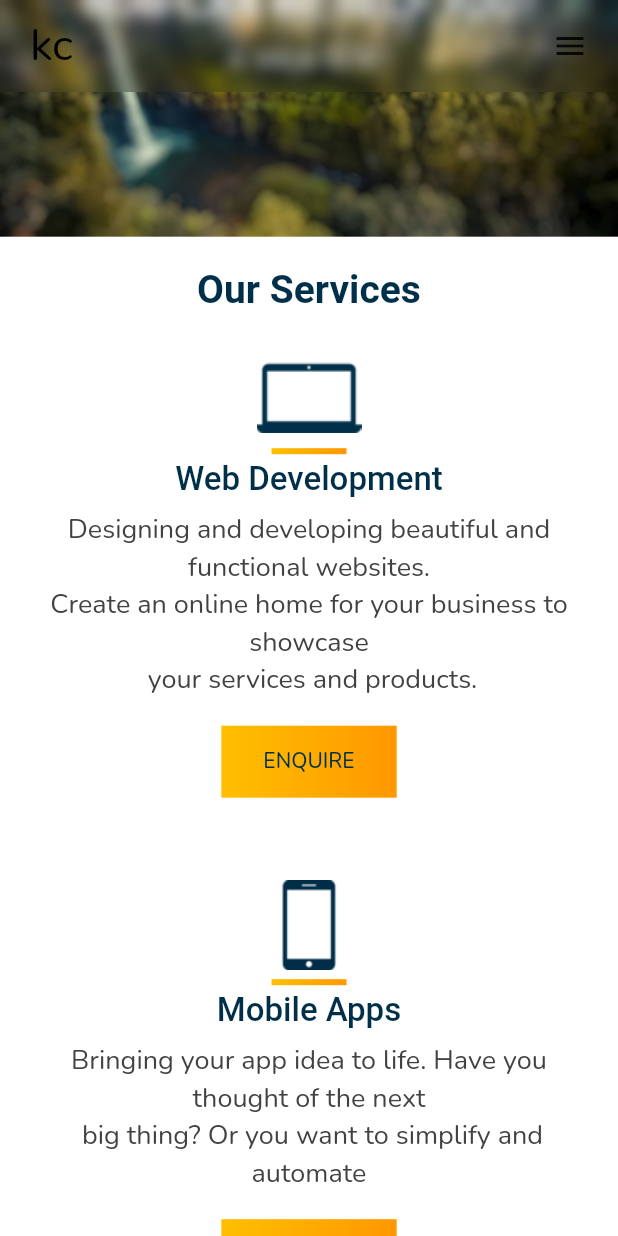
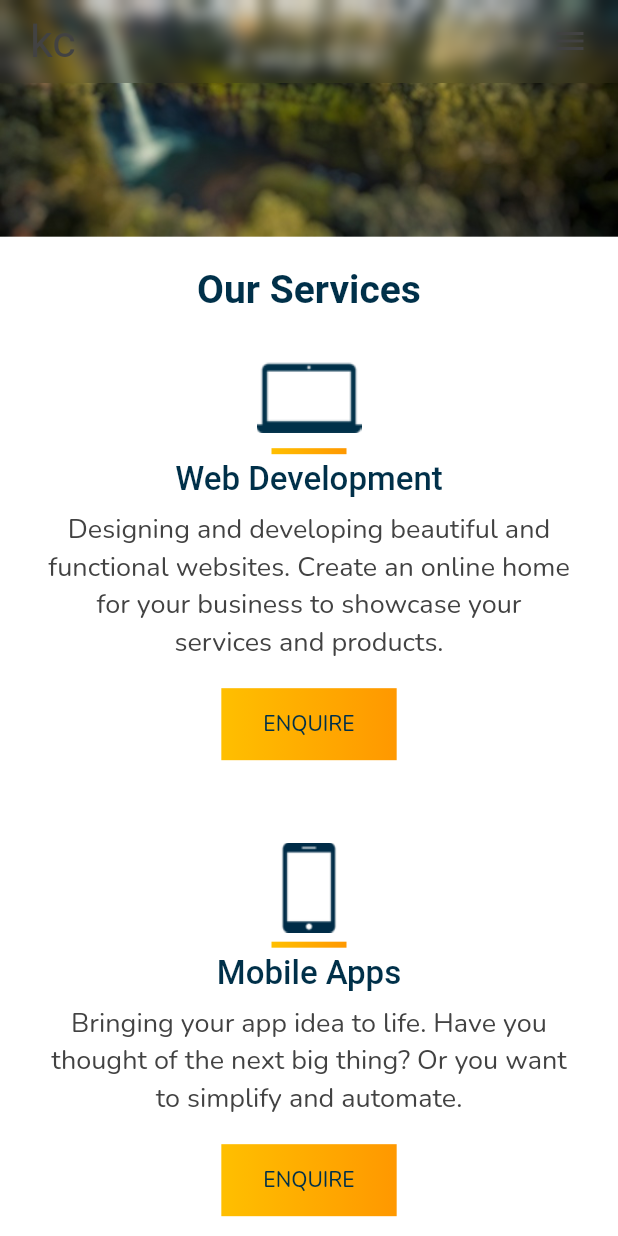
Before and after one commit to ryanemm/kosi_connect, a Flutter app: the screen it shows after launch, scrolled down 1152 dp, on a phone screen of 412 x 824 dp. Run offline on Flutter 3.47's test engine with Material 2 defaults, Android fonts, the phone set to English and light mode, and no system bars; drawn by our look-alikes of animated_text_kit; our stand-ins replace google_fonts, outline_gradient_button, responsive_framework; missing offline and left inert: assorted_layout_widgets, shape_of_view.

Commit message:
header image desktop

```diff
--- a/lib/Components/nav_bar.dart
+++ b/lib/Components/nav_bar.dart
@@ -118,11 +118,13 @@ class _MobileBarState extends State<MobileBar> {
             InkWell(
               child: Text(
                 "kc",
-                style: GoogleFonts.nunito(color: Colors.black, fontSize: 30),
+                style: GoogleFonts.novaRound(
+                    color: Colors.grey[800], fontSize: 30),
               ),
             ),
             Icon(
               Icons.menu,
+              color: Colors.grey[800],
             )
           ]),
         ),
--- a/lib/Sections/AboutSection/about_section.dart
+++ b/lib/Sections/AboutSection/about_section.dart
@@ -26,7 +26,7 @@ class AboutSection extends StatelessWidget {
           AccentBarMobile(),
           SizedBox(height: 15),
           Text(
-            "Kosi Connect is a business centric software development service. We offer a fully fledged IT services that are built around the goal of growing your business",
+            "Kosi Connect is a business centric software development service. We offer fully fledged IT services that are built around the goal of growing your business.",
             style: GoogleFonts.nunito(
                 fontSize: 18,
                 color: Colors.grey[800],
@@ -48,7 +48,7 @@ class AboutSection extends StatelessWidget {
           AccentBarMobile(),
           SizedBox(height: 15),
           Text(
-            "We strive to deliver services and products of highest standard to achieve the ultimate goal of making your business better. Our solutions are built on three principles; efficiency, quality and simplicity",
+            "We strive to deliver services and products of the highest standard to achieve the ultimate goal of making your business better. Our solutions are built on three principles; efficiency, quality and simplicity.",
             style: GoogleFonts.nunito(
               fontSize: 18,
               color: Colors.grey[800],
--- a/lib/Sections/Services/service_card_mobile.dart
+++ b/lib/Sections/Services/service_card_mobile.dart
@@ -1,6 +1,7 @@
 import "package:flutter/material.dart";
 import 'package:google_fonts/google_fonts.dart';
 import 'package:kosi_connect/Sections/Contact/contact_page_mobile.dart';
+import 'package:kosi_connect/home_screen.dart';
 import "package:outline_gradient_button/outline_gradient_button.dart";
 import "package:kosi_connect/models/services.dart";
 import 'package:kosi_connect/Components/accent_bar_mobile.dart';
@@ -57,7 +58,9 @@ class _ServiceCardMobileState extends State<ServiceCardMobile> {
                 fontWeight: FontWeight.w400),
           ),
           SizedBox(height: 18),
-          Container(
+          GestureDetector(
+            onTap: () {},
+            child: Container(
                 padding: EdgeInsets.symmetric(horizontal: 20),
                 decoration: BoxDecoration(
                   /*boxShadow: [
@@ -67,8 +70,8 @@ class _ServiceCardMobileState extends State<ServiceCardMobile> {
                         blurRadius: 5,
                         spreadRadius: 0)
                   ],*/
-                gradient:
-                    LinearGradient(colors: [Color(0xFFFFBF00), Colors.orange]),
+                  gradient: LinearGradient(
+                      colors: [Color(0xFFFFBF00), Colors.orange]),
                   //color: Color(0xFFFFBF00),
                 ),
                 child: TextButton(
@@ -86,6 +89,7 @@ class _ServiceCardMobileState extends State<ServiceCardMobile> {
                         fontSize: 14),
                   ),
                 )),
+          ),
         ],
       ),
     );
--- a/lib/home_screen.dart
+++ b/lib/home_screen.dart
@@ -24,15 +24,20 @@ class _HomeScreenState extends State<HomeScreen> {
     return ResponsiveLayout(
         largeScreen: LargeScreen(),
         mediumScreen: MediumScreen(),
-        smallScreen: SmallScreen());
+        smallScreen: SmallScreen(
+          controller: ScrollController(),
+        ));
   }
 }
 
 class SmallScreen extends StatelessWidget {
-  const SmallScreen({Key? key}) : super(key: key);
+  const SmallScreen({Key? key, required this.controller}) : super(key: key);
+
+  final ScrollController controller;
 
   @override
   Widget build(BuildContext context) {
+    Size _screenSize = MediaQuery.of(context).size;
     List<Widget> sectionsDesktop = [
       TopSection(),
       AboutSection(),
@@ -45,18 +50,36 @@ class SmallScreen extends StatelessWidget {
     ];
 
     return Scaffold(
+      drawer: Drawer(
+        child: ListView(
+          padding: EdgeInsets.zero,
+          children: [
+            DrawerHeader(
+              decoration: BoxDecoration(color: Colors.blue),
+              child: Text("Drawer Header"),
+            )
+          ],
+        ),
+      ),
       backgroundColor: Colors.grey[200],
       body: Container(
           child: Stack(children: [
         ListView.builder(
+          controller: controller,
           itemCount: 8,
           itemBuilder: (BuildContext context, int index) {
             return sectionsDesktop.elementAt(index);
           },
         ),
-        NavBar()
+        NavBar(),
       ])),
     );
+  }
+
+  void scrollToPosition(double position) {
+    final double section = position;
+
+    controller.jumpTo(section);
   }
 }
 
--- a/lib/models/services.dart
+++ b/lib/models/services.dart
@@ -18,19 +18,19 @@ List<Service> services = [
     title: "Web Development",
     image: "assets/images/web_dev_fill_1.png",
     info:
-        "Designing and developing beautiful and functional websites. \nCreate an online home for your business to showcase\n your services and products.",
+        "Designing and developing beautiful and functional websites. Create an online home for your business to showcase your services and products.",
   ),
   Service(
     id: 3,
     title: "Mobile Apps",
     image: "assets/images/mobile_dev_fill_1.png",
     info:
-        "Bringing your app idea to life. Have you thought of the next \n big thing? Or you want to simplify and automate",
+        "Bringing your app idea to life. Have you thought of the next big thing? Or you want to simplify and automate.",
   ),
   Service(
       id: 2,
       title: "Custom Software",
       image: "assets/images/custom_software_1.png",
       info:
-          "Solutions that are tailored to your needs. From administration\n  and management software to automate your company's\n workflow to web based systems.  ")
+          "Solutions that are tailored to your needs. From administration and management software to automate your company's workflow to web based systems.  ")
 ];
```
Also changed, not shown: lib/Sections/OurProcess/Layouts/mobile_process.dart (+16 -8 lines), lib/Sections/TopSection/Layouts/desktop_hero_section.dart (+4 -8 lines), assets/images/header_desktop.jpg (added), assets/images/header_desktop1.jpg (added). Lines whose indentation alone changed are shown as unchanged.
